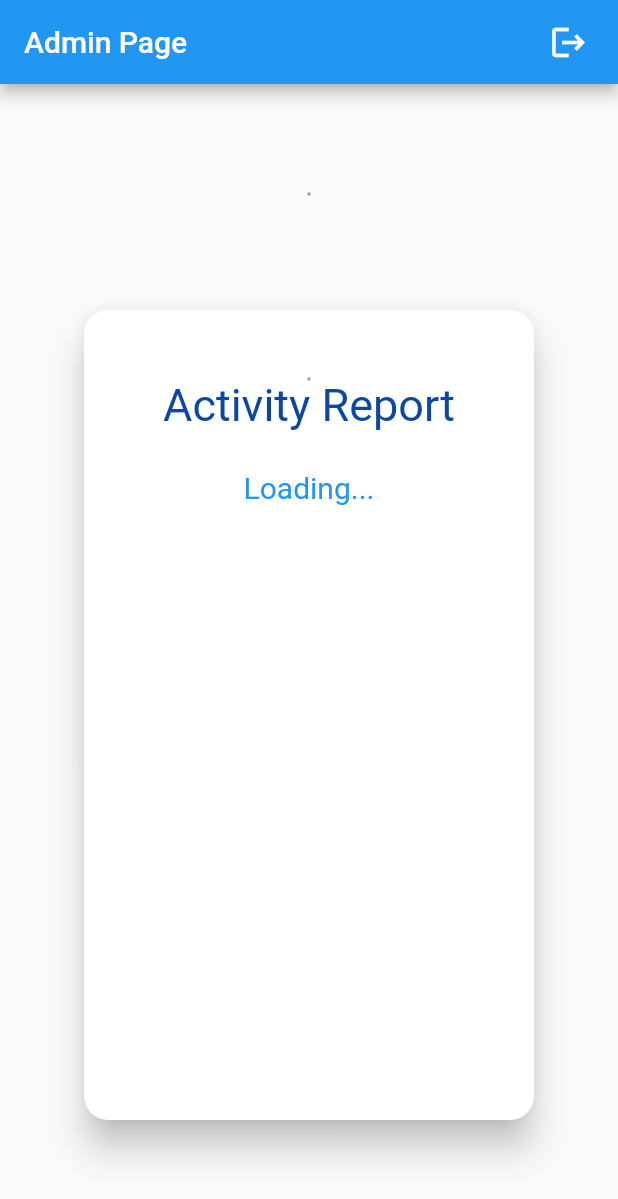
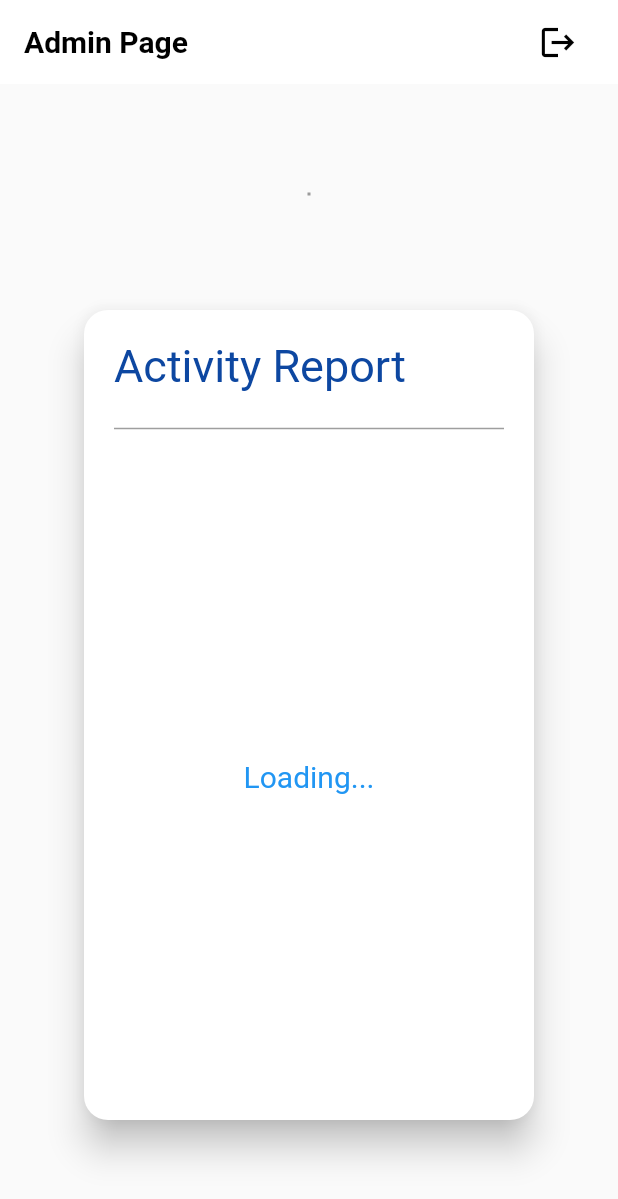
Before and after one commit to psathyanarayan/Human-Activity-Recognition-Using-Smartphone-Sensors, a Flutter app: the MyAdminPage screen opened directly, on a phone screen of 412 x 824 dp. Shown: the top 1199 px of the screen. Run offline on Flutter 3.47's test engine with Material 2 defaults, Android fonts, the phone set to English and light mode, and no system bars; our stand-ins replace firebase_auth, firebase_core, sensors_plus, shared_preferences; accounts and stored records are empty; network calls fail.

Commit message:
New UI design for Card Layout

```diff
--- a/lib/admin.dart
+++ b/lib/admin.dart
@@ -92,22 +92,32 @@ class _MyAdminPageState extends State<MyAdminPage> {
 
     return Scaffold(
       appBar: AppBar(
-        title: const Text('Admin Page'),
-        actions: <Widget>[
+  backgroundColor: Colors.white,
+  elevation: 0,
+  title: const Text(
+    'Admin Page',
+    style: TextStyle(
+      color: Colors.black,
+      fontWeight: FontWeight.bold,
+    ),
+  ),
+  actions: [
     Padding(
-              padding: const EdgeInsets.only(right: 20.0),
-              child: GestureDetector(
-                onTap: () {
+      padding: const EdgeInsets.only(right: 16.0),
+      child: IconButton(
+        onPressed: () {
           Navigator.push(
             context,
-                    MaterialPageRoute(builder: (context) => const Login()),
+            MaterialPageRoute(builder: (context) => Login()),
           );
         },
-                child: const Icon(
+        icon: const Icon(
           Icons.logout,
           size: 26.0,
+          color: Colors.black,
         ),
-              )),
+      ),
+    ),
   ],
 ),
       body: Column(
@@ -133,59 +143,56 @@ class _MyAdminPageState extends State<MyAdminPage> {
 child: Padding(
 padding: const EdgeInsets.all(20.0),
 child: Column(
+crossAxisAlignment: CrossAxisAlignment.stretch,
 children: [
-                    const SizedBox(
-                      height: 26,
-                    ), //SizedBox
-                    Center(
-                      child: DecoratedBox(
-                        decoration: BoxDecoration(
-                          border: Border.all(width: 1.0, color: Colors.black38),
-                        ),
-                      ),
-                    ),
-
-
 Text(
 'Activity Report',
 style: TextStyle(
 fontSize: 30,
 color: Colors.blue[900],
 fontWeight: FontWeight.w400,
-                      ), //Textstyle
 ),
-                    //Text
+),
 const SizedBox(
-                      height: 26,
-                    ), //SizedBox
-                    Center(
+height: 16,
+),
+Divider(
+color: Colors.black38,
+thickness: 1,
+),
+const SizedBox(
+height: 16,
+),
+Expanded(
 child: StreamBuilder<String>(
 stream: bodyDataController.stream,
 builder: (context, snapshot) {
 if (snapshot.hasError) {
-                            return Text(
+return Center(
+child: Text(
 "Error: ${snapshot.error}",
 style: const TextStyle(
 fontSize: 20,
 color: Colors.red,
 fontWeight: FontWeight.w400,
 ),
+),
 );
 } else if (!snapshot.hasData) {
-                            return Text(
+return Center(
+child: Text(
 "Loading...",
 style: TextStyle(
 fontSize: 20,
 color: Colors.blue[500],
 fontWeight: FontWeight.w400,
 ),
+),
 );
 } else {
 String? snapshotData = snapshot.data;
 String dataDigits =
 snapshotData!.replaceAll(RegExp('[^0-9]'), '');
-
-
               if (!snapshotDataList.contains(snapshotData)) {
                 if ((snapshotDataList
                     .any((str) => str.contains(dataDigits)))) {
@@ -197,12 +204,8 @@ class _MyAdminPageState extends State<MyAdminPage> {
                   snapshotDataList.add(snapshotData);
                 }
               }
-                            // print(snapshotDataList);
-                          }
 
-                          return SizedBox(
-  height: 400, // set a fixed height for the SizedBox
-  child: SingleChildScrollView(
+              return SingleChildScrollView(
                 scrollDirection: Axis.vertical,
                 child: DataTable(
                   columns: const [
@@ -220,7 +223,7 @@ class _MyAdminPageState extends State<MyAdminPage> {
                       DataCell(
                         SizedBox(
                           width: MediaQuery.of(context).size.width *
-                  0.53, // set the cell width to 80% of the screen width
+                              0.45, // set the cell width to 80% of the screen width
                           child: Text(
                             data,
                             overflow: TextOverflow
@@ -232,17 +235,15 @@ class _MyAdminPageState extends State<MyAdminPage> {
                     ]);
                   }).toList(),
                 ),
-  ),
               );
-
+            }
           },
         ),
-                    )
+      ),
     ],
-                ), //Column
-              ), //Padding
-            ), //SizedBox
-          ), //Card
+  ),
+),
+ ),),//Card
       ],
       ),
     );
```
Lines whose indentation alone changed are shown as unchanged.
